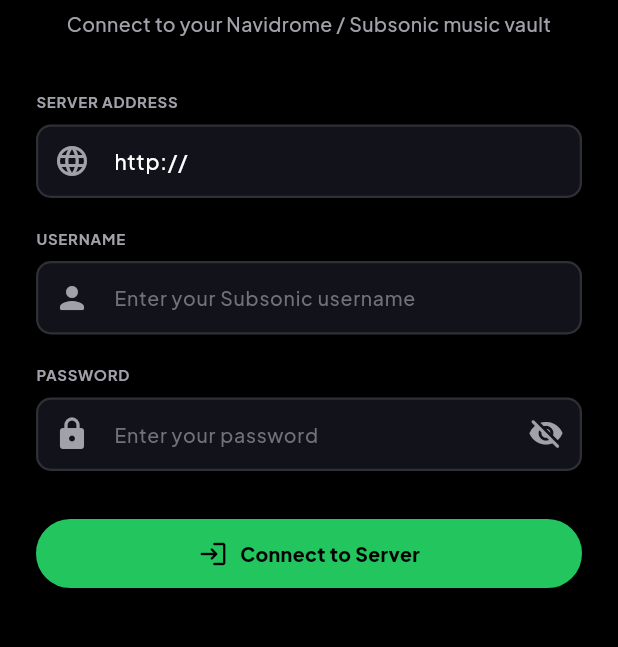
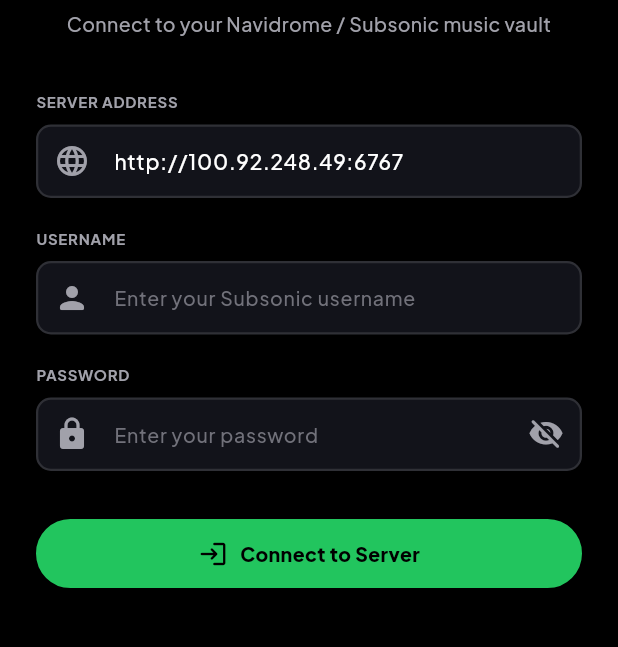
Before and after one commit to AGhaith/localspotify, a Flutter app: the screen it shows after launch, on a phone screen of 412 x 824 dp, the part 432-1079 px from its top. Run offline on Flutter 3.47's test engine with Material 3 defaults, Android fonts, the phone set to English and light mode, and no system bars; our stand-ins replace audio_service, cached_network_image, dio, google_fonts, just_audio, shared_preferences; accounts and stored records are empty.

Commit message:
fix(mobile): update compileSdk to 35, pre-fill server address, and add gitignore

```diff
--- a/mobile_app/lib/ui/features/auth/login_screen.dart
+++ b/mobile_app/lib/ui/features/auth/login_screen.dart
@@ -13,7 +13,7 @@
 }
 
 class _LoginScreenState extends State<LoginScreen> {
-  final _serverUrlController = TextEditingController(text: 'http://');
+  final _serverUrlController = TextEditingController(text: 'http://100.92.248.49:6767');
   final _usernameController = TextEditingController();
   final _passwordController = TextEditingController();
   bool _obscurePassword = true;
```
Also changed, not shown: mobile_app/pubspec.lock (added), 2 other files.
